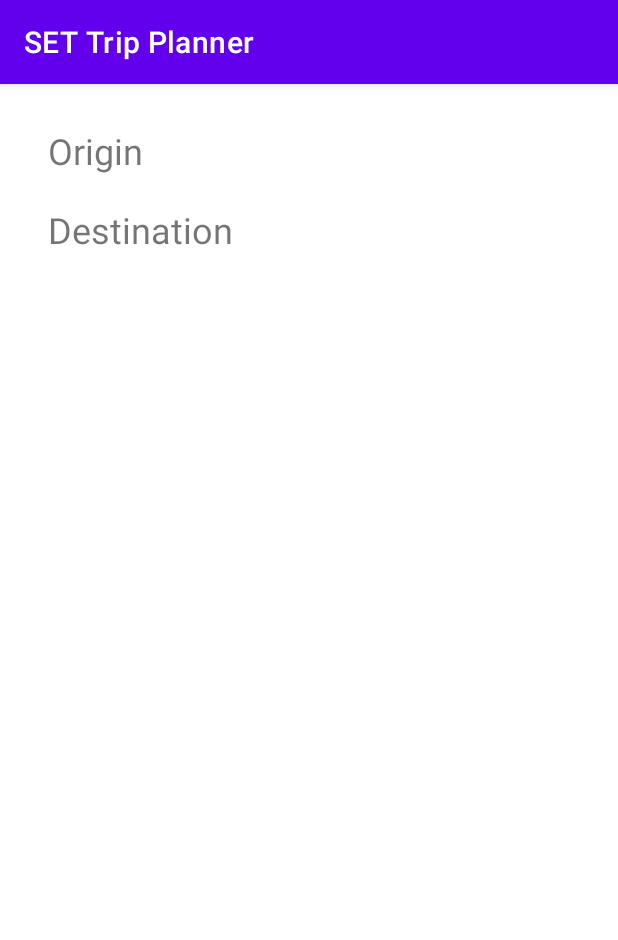
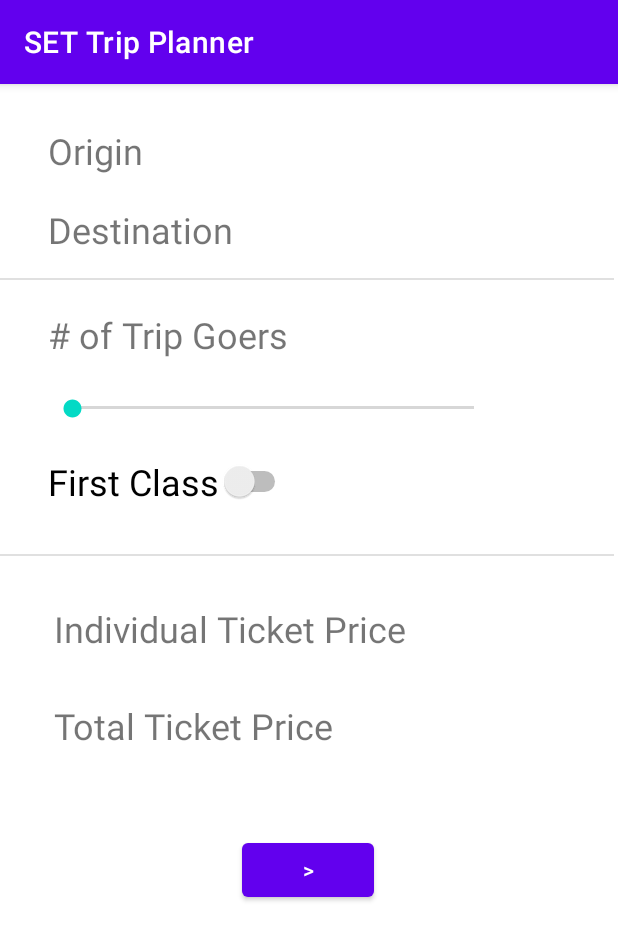
Before and after one commit to gHooyerSET/MobileDevA1_Group5, an Android app: the PurchaseTicketActivity screen opened directly, with no data from a screen before it, on a phone screen of 412 x 824 dp. Shown: the top 940 px of the screen. Run offline under Robolectric (Android 15) with nearby library versions, the phone set to English and light mode, and no system bars; 2 statements that could not run were skipped.

Commit message:
Added UI to PurchaseTicketActivity.

```diff
--- a/app/src/main/res/layout/activity_purchase_ticket.xml
+++ b/app/src/main/res/layout/activity_purchase_ticket.xml
@@ -5,6 +5,46 @@
     android:layout_width="match_parent"
     android:layout_height="match_parent"
     tools:context=".PurchaseTicketActivity">
+
+    <TextView
+        android:id="@+id/totalTicketPriceTextView"
+        android:layout_width="wrap_content"
+        android:layout_height="wrap_content"
+        android:layout_marginStart="16dp"
+        android:textSize="24sp"
+        android:textStyle="bold"
+        app:layout_constraintStart_toEndOf="@+id/totTickPriceTextTextView"
+        app:layout_constraintTop_toTopOf="@+id/totTickPriceTextTextView" />
+
+    <TextView
+        android:id="@+id/indTicketPriceTextView"
+        android:layout_width="wrap_content"
+        android:layout_height="wrap_content"
+        android:layout_marginStart="16dp"
+        android:textSize="24sp"
+        android:textStyle="bold"
+        app:layout_constraintStart_toEndOf="@+id/indTickPriceTextTextView"
+        app:layout_constraintTop_toTopOf="@+id/indTickPriceTextTextView" />
+
+    <TextView
+        android:id="@+id/totTickPriceTextTextView"
+        android:layout_width="wrap_content"
+        android:layout_height="wrap_content"
+        android:layout_marginTop="32dp"
+        android:text="@string/totalTicketPriceTextStr"
+        android:textSize="24sp"
+        app:layout_constraintStart_toStartOf="@+id/indTickPriceTextTextView"
+        app:layout_constraintTop_toBottomOf="@+id/indTickPriceTextTextView" />
+
+    <TextView
+        android:id="@+id/numpeopleTextView"
+        android:layout_width="wrap_content"
+        android:layout_height="wrap_content"
+        android:layout_marginStart="12dp"
+        android:textSize="24sp"
+        android:textStyle="bold"
+        app:layout_constraintStart_toEndOf="@+id/peopleTextView"
+        app:layout_constraintTop_toTopOf="@+id/peopleTextView" />
 
     <TextView
         android:id="@+id/origTextView"
@@ -46,4 +86,72 @@
         android:textStyle="bold"
         app:layout_constraintStart_toEndOf="@+id/destTextView"
         app:layout_constraintTop_toTopOf="@+id/destTextView" />
+
+    <SeekBar
+        android:id="@+id/peopleSeekBar"
+        android:layout_width="300dp"
+        android:layout_height="17dp"
+        android:layout_marginTop="24dp"
+        app:layout_constraintStart_toStartOf="@+id/peopleTextView"
+        app:layout_constraintTop_toBottomOf="@+id/peopleTextView" />
+
+    <View
+        android:id="@+id/divider"
+        android:layout_width="409dp"
+        android:layout_height="1dp"
+        android:layout_marginTop="16dp"
+        android:background="?android:attr/listDivider"
+        app:layout_constraintStart_toStartOf="parent"
+        app:layout_constraintTop_toBottomOf="@+id/destTextView" />
+
+    <TextView
+        android:id="@+id/peopleTextView"
+        android:layout_width="wrap_content"
+        android:layout_height="wrap_content"
+        android:layout_marginTop="20dp"
+        android:text="@string/peopleStr"
+        android:textSize="24sp"
+        app:layout_constraintStart_toStartOf="@+id/destTextView"
+        app:layout_constraintTop_toBottomOf="@+id/divider" />
+
+    <Switch
+        android:id="@+id/switch1"
+        android:layout_width="wrap_content"
+        android:layout_height="wrap_content"
+        android:layout_marginTop="24dp"
+        android:text="@string/switchStr"
+        android:textSize="24sp"
+        app:layout_constraintStart_toStartOf="@+id/peopleSeekBar"
+        app:layout_constraintTop_toBottomOf="@+id/peopleSeekBar" />
+
+    <View
+        android:id="@+id/divider2"
+        android:layout_width="409dp"
+        android:layout_height="1dp"
+        android:layout_marginTop="32dp"
+        android:background="?android:attr/listDivider"
+        app:layout_constraintStart_toStartOf="parent"
+        app:layout_constraintTop_toBottomOf="@+id/switch1" />
+
+    <TextView
+        android:id="@+id/indTickPriceTextTextView"
+        android:layout_width="wrap_content"
+        android:layout_height="wrap_content"
+        android:layout_marginStart="4dp"
+        android:layout_marginTop="32dp"
+        android:text="@string/indTicketPriceTextStr"
+        android:textSize="24sp"
+        app:layout_constraintStart_toStartOf="@+id/switch1"
+        app:layout_constraintTop_toBottomOf="@+id/divider2" />
+
+    <Button
+        android:id="@+id/nextScreenButton2"
+        android:layout_width="wrap_content"
+        android:layout_height="wrap_content"
+        android:layout_marginTop="56dp"
+        android:text="@string/nextScreenButtonStr"
+        app:layout_constraintEnd_toEndOf="parent"
+        app:layout_constraintHorizontal_bias="0.498"
+        app:layout_constraintStart_toStartOf="parent"
+        app:layout_constraintTop_toBottomOf="@+id/totTickPriceTextTextView" />
 </androidx.constraintlayout.widget.ConstraintLayout>
--- a/app/src/main/res/values/strings.xml
+++ b/app/src/main/res/values/strings.xml
@@ -11,6 +11,10 @@
     <string name="destinationStr">Destination</string>
     <string name="titleStr">SET Trip Planner</string>
     <string name="nextScreenButtonStr"><![CDATA[>]]></string>
+    <string name="peopleStr"># of Trip Goers</string>
+    <string name="switchStr">First Class</string>
+    <string name="indTicketPriceTextStr">Individual Ticket Price</string>
+    <string name="totalTicketPriceTextStr">Total Ticket Price</string>
     <string-array name="placesArray">
         <item>Toronto</item>
         <item>Calgary</item>
```
